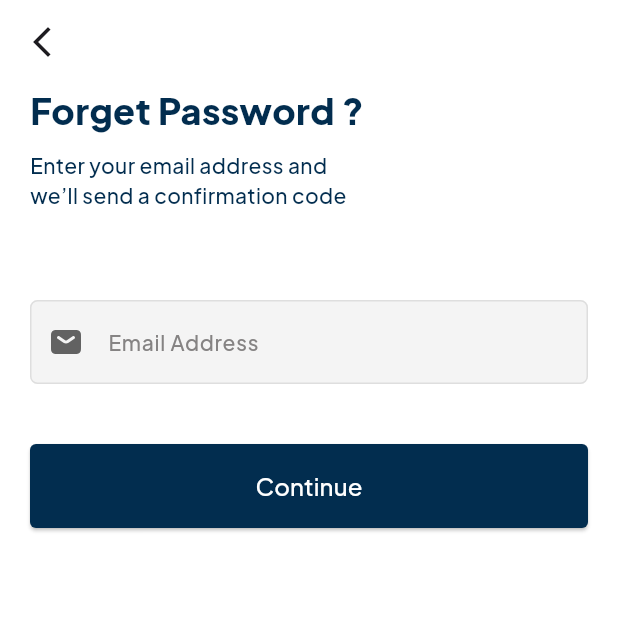
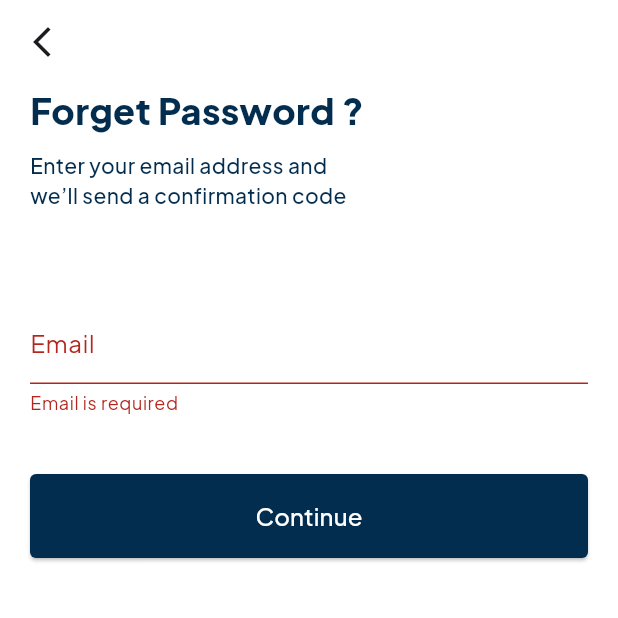
Before and after one commit to Ahmedmo1910/E-Learning---Virtual-Labs, a Flutter app: the ForgetPasswordScreen screen opened by its route, after a tap on "Continue", on a phone screen of 412 x 824 dp, the top half of it. Run offline on Flutter 3.47's test engine with Material 3 defaults, Android fonts, the phone set to English and light mode, and no system bars; our stand-ins replace bloc, chewie, dio, dots_indicator, flutter_bloc, flutter_rating_bar and 6 more; accounts and stored records are empty; network calls fail.

Commit message:
add forgrt password methods  and screens

```diff
--- a/lib/core/widgets/custom_bottom_navigation.dart
+++ b/lib/core/widgets/custom_bottom_navigation.dart
@@ -76,7 +76,7 @@ class BottomNavItem extends StatelessWidget {
   final bool isActive;
   final VoidCallback onTap;
 
-  const BottomNavItem({
+  const BottomNavItem({super.key,
     required this.icon,
     required this.label,
     required this.isActive,
--- a/lib/core/widgets/custom_button.dart
+++ b/lib/core/widgets/custom_button.dart
@@ -5,7 +5,7 @@ import 'package:flutter/material.dart';
 
 class MainButton extends StatelessWidget {
   final String? text;
-  final VoidCallback? onTap;
+  final Future<void> Function()? onTap;
   final bool hasCircularBorder;
   final Widget? child;
 
--- a/lib/features/auth/data/auth_repo.dart
+++ b/lib/features/auth/data/auth_repo.dart
@@ -1,7 +1,6 @@
 import 'package:dio/dio.dart';
 import 'package:e_learning/core/services/api_pref_helper.dart';
 import 'package:e_learning/core/services/dio_client.dart';
-
 
 class AuthRepo {
   final DioClient _dioClient = DioClient();
@@ -87,4 +86,55 @@ class AuthRepo {
       };
     }
   }
+
+  Future<dynamic> sendResetOtp({required String email}) async {
+    try {
+      final responce = await _dioClient.dio.post(
+        '/api/Auth/password/forgot?email=$email',
+      );
+      return responce.data;
+    } on DioException catch (e) {
+      return {
+        "success": false,
+        "message": e.response?.data["message"] ?? "Failed to send OTP",
+      };
+    }
+  }
+
+  Future<dynamic> verifyOtp({
+    required String email,
+    required String otp,
+  }) async {
+    try {
+      final responce = await _dioClient.dio.post(
+        '/api/Auth/password/verifyotp',
+        data: {'email': email, 'otp': otp},
+      );
+      return responce.data;
+    } on DioException catch (e) {
+      return {
+        "success": false,
+        "message": e.response?.data["message"] ?? "OTP verification failed",
+      };
+    }
+  }
+
+  Future<dynamic> resetPassword({
+    required String email,
+    required String newpassword,
+    required String resetToken,
+  }) async {
+    try {
+      final responce = await _dioClient.dio.post(
+        '/api/Auth/password/reset',
+        data: {'email': email, 'newpassword': newpassword, 'token': resetToken},
+      );
+      return responce.data;
+    } on DioException catch (e) {
+      return {
+        "success": false,
+        "message": e.response?.data["message"] ?? "Reset failed",
+      };
+    }
+  }
 }
--- a/lib/features/auth/forget_password/presentation/views/widgets/forget_password_screen_body.dart
+++ b/lib/features/auth/forget_password/presentation/views/widgets/forget_password_screen_body.dart
@@ -1,8 +1,10 @@
 import 'package:e_learning/core/widgets/auth_header_widget.dart';
 import 'package:e_learning/core/widgets/custom_button.dart';
-import 'package:e_learning/core/widgets/custom_text_form_field.dart';
+import 'package:e_learning/core/widgets/snack_bar_helper.dart';
+import 'package:e_learning/features/auth/data/auth_provider.dart';
+import 'package:e_learning/features/auth/forget_password/presentation/views/verify_otp_screen.dart';
 import 'package:flutter/material.dart';
-import 'package:flutter_svg/svg.dart';
+import 'package:flutter_bloc/flutter_bloc.dart';
 
 class ForgetPasswordScreenBody extends StatefulWidget {
   const ForgetPasswordScreenBody({super.key});
@@ -13,9 +15,11 @@ class ForgetPasswordScreenBody extends StatefulWidget {
 }
 
 class _ForgetPasswordScreenBodyState extends State<ForgetPasswordScreenBody> {
-  final GlobalKey<FormState> _formKey = GlobalKey<FormState>();
+  final _formKey = GlobalKey<FormState>();
+  String email = "";
   @override
   Widget build(BuildContext context) {
+    final _auth = context.watch<AuthProvider>();
     return Padding(
       padding: const EdgeInsets.symmetric(horizontal: 20.0),
       child: SingleChildScrollView(
@@ -32,17 +36,17 @@ class _ForgetPasswordScreenBodyState extends State<ForgetPasswordScreenBody> {
             SizedBox(height: 30),
             Form(
               key: _formKey,
-              child: CustomTextFormField(
-                onSaved: (value) {},
-                hintText: 'Email Address',
-                keyboardType: TextInputType.emailAddress,
-                prefixIcon: SvgPicture.asset(
-                  'assets/icons/email.svg',
-                  fit: BoxFit.scaleDown,
-                  width: 24.0,
-                  height: 24.0,
-                ),
-              )
+              child: TextFormField(
+                decoration: const InputDecoration(labelText: "Email"),
+                validator: (val) {
+                  if (val == null || val.isEmpty) return "Email is required";
+
+                  if (!val.contains("@")) return "Enter valid email";
+
+                  return null;
+                },
+                onSaved: (val) => email = val!.trim(),
+              ),
             ),
             SizedBox(height: 40),
 
@@ -50,8 +54,40 @@ class _ForgetPasswordScreenBodyState extends State<ForgetPasswordScreenBody> {
             MainButton(
               text: 'Continue',
               hasCircularBorder: true,
-              onTap: () {},
-            )
+              onTap: _auth.isLoading
+                  ? null
+                  : () async {
+                      if (!_formKey.currentState!.validate()) {
+                        return;
+                      }
+                      _formKey.currentState!.save();
+                      final success = await _auth.sendResetOtp(email: email);
+                      if (!mounted) return;
+                      if (success) {
+                        SnackBarHelper.showSnackBar(
+                          context,
+                          "OTP sent! To $email",
+                          Colors.green,
+                        );
+
+                        Navigator.push(
+                          context,
+                          MaterialPageRoute(
+                            builder: (_) => VerifyOtpScreen(email: email),
+                          ),
+                        );
+                      } else {
+                        SnackBarHelper.showSnackBar(
+                          context,
+                          _auth.errorMsg!,
+                          Colors.red,
+                        );
+                      }
+                    },
+              child: _auth.isLoading
+                  ? CircularProgressIndicator(color: Colors.white)
+                  : const Text("Send OTP"),
+            ),
           ],
         ),
       ),
--- a/lib/features/auth/sign_in/presentation/views/widgets/signin_screen_body.dart
+++ b/lib/features/auth/sign_in/presentation/views/widgets/signin_screen_body.dart
@@ -31,7 +31,7 @@ class _SigninScreenBodyState extends State<SigninScreenBody> {
 
   @override
   Widget build(BuildContext context) {
-    final _auth = context.watch<AuthProvider>();
+    final auth = context.watch<AuthProvider>();
     return SingleChildScrollView(
       child: Padding(
         padding: const EdgeInsets.symmetric(horizontal: 24.0, vertical: 16.0),
@@ -83,8 +83,8 @@ class _SigninScreenBodyState extends State<SigninScreenBody> {
                     () async {
                       if (formKey.currentState!.validate()) {
                         formKey.currentState!.save();
-                        if (_auth.isLoading) return;
-                        final sucess = await _auth.login(
+                        if (auth.isLoading) return;
+                        final sucess = await auth.login(
                           email: email.trim(),
                           password: password.trim(),
                         );
--- a/lib/features/courses/presentation/views/course_display_screen.dart
+++ b/lib/features/courses/presentation/views/course_display_screen.dart
@@ -18,7 +18,7 @@ class CourseDisplayScreen extends StatelessWidget {
         child: MainButton(
           hasCircularBorder: true,
           text: "Buy This Course",
-          onTap: () {},
+          onTap: () async{},
         ),
       ),
     );
```
Also changed, not shown: lib/features/auth/data/auth_provider.dart (+47 -1 lines), lib/features/auth/forget_password/presentation/views/reset_password_screen.dart (added, +99 -0 lines), lib/features/auth/forget_password/presentation/views/verify_otp_screen.dart (added, +95 -0 lines), lib/features/auth/sign_up/presentation/views/widgets/sign_up_screen_body.dart (+5 -5 lines), lib/features/profile/presentation/views/widgets/profile_container_widget.dart (+4 -4 lines).
